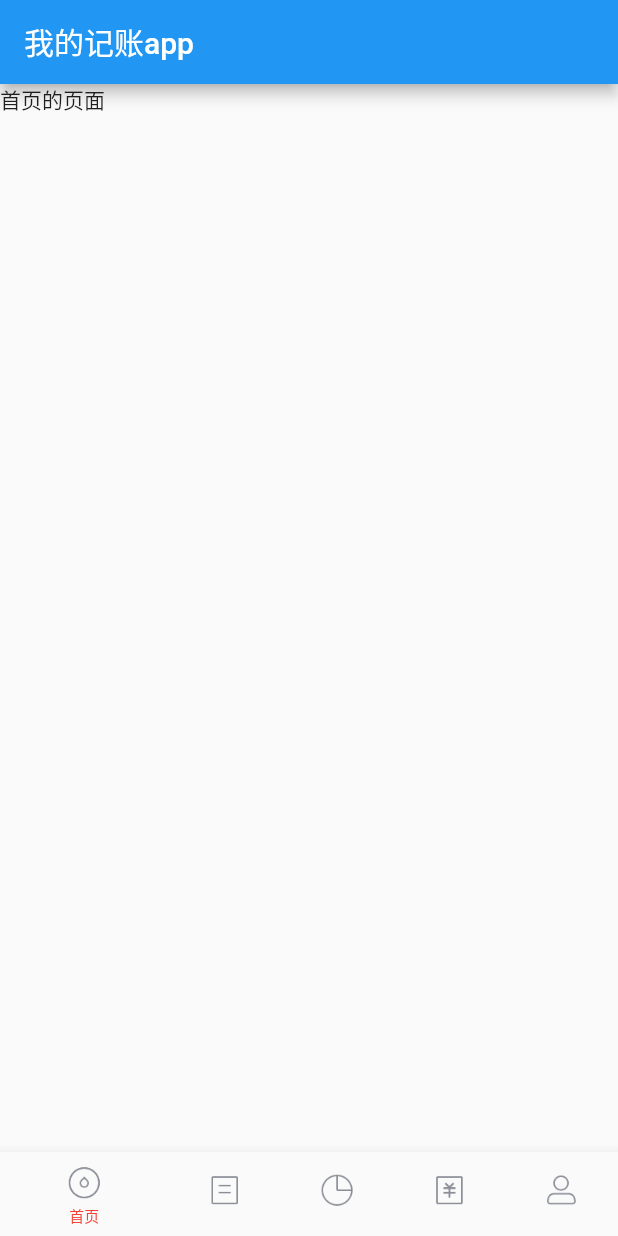
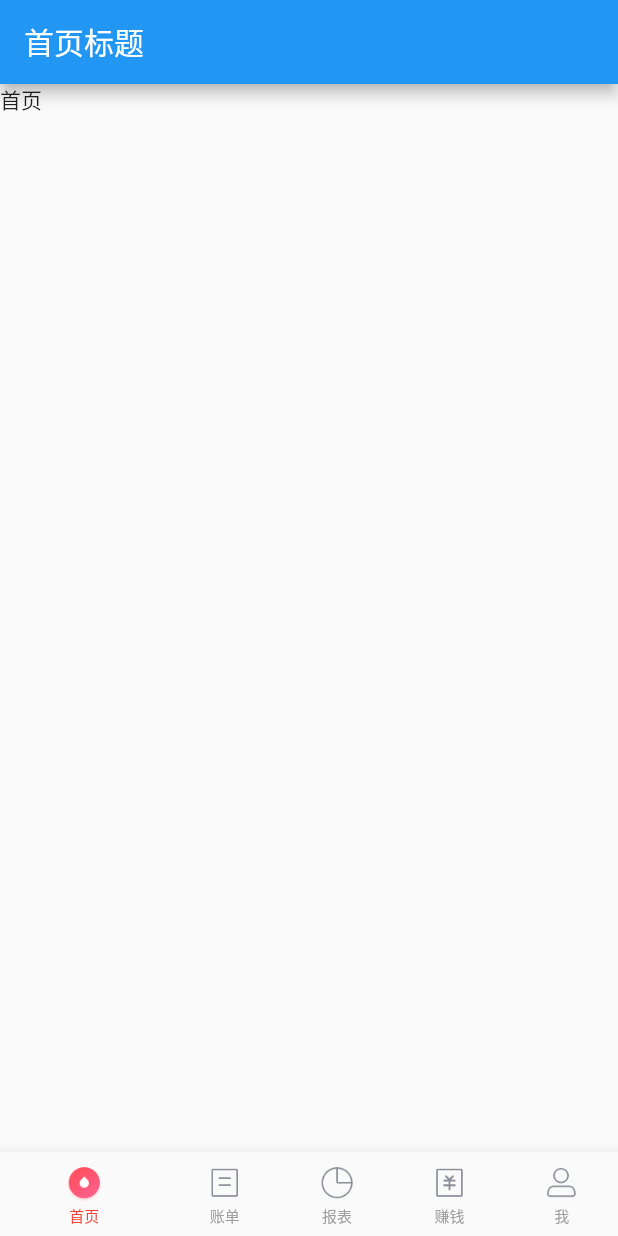
Before and after one commit to git45016683/FlowAccountBook, a Flutter app: the screen it shows after launch, on a phone screen of 412 x 824 dp. Run offline on Flutter 3.47's test engine with Material 2 defaults, Android fonts, the light colour scheme and no system bars.

Commit message:
增加页面定义 抽离底部导航栏

```diff
--- a/flowaccountbook/lib/main.dart
+++ b/flowaccountbook/lib/main.dart
@@ -1,42 +1,29 @@
+/*
+ * @Author: your name
+ * @Date: 2021-05-12 00:35:16
+ * @LastEditTime: 2021-05-12 10:42:31
+ * @LastEditors: Please set LastEditors
+ * @Description: In User Settings Edit
+ * @FilePath: \FlowAccountBook\flowaccountbook\lib\main.dart
+ */
 import 'package:flutter/material.dart';
+import './pages/home/home.dart';
+import './pages/bill/bill.dart';
+import './pages/Statistics/Statistics.dart';
+import './pages/invest/invest.dart';
+import './pages/me/me.dart';
+import './navibars/bottomnavibar/bottomNaviBar.dart';
 
 main(List<String> args) {
   return runApp(FAbook());
 }
 
-var _unselectColor = Colors.blueGrey;
-var _selectColor = Colors.red;
-var _selectIconSize = 28.0;
-
-Map<String, List<String>> imageUrlMap = {
-  "首页": [
-    "assets/images/ic_home_nav_property.png",
-    "assets/images/ic_home_nav_property_pressed.png"
-  ],
-  "账单": [
-    "assets/images/ic_home_nav_bill.png",
-    "assets/images/ic_home_nav_bill_pressed.png"
-  ],
-  "报表": [
-    "assets/images/ic_home_nav_chart.png",
-    "assets/images/ic_home_nav_chart_pressed.png"
-  ],
-  "赚钱": [
-    "assets/images/ic_home_nav_finance.png",
-    "assets/images/ic_home_nav_finance_pressed.png"
-  ],
-  "我": [
-    "assets/images/ic_home_nav_me.png",
-    "assets/images/ic_home_nav_me_pressed.png"
-  ],
-};
-
-List test = [
-  Text("首页的页面"),
-  Text("账单的页面"),
-  Text("报表的页面"),
-  Text("赚钱的页面"),
-  Text("我的页面")
+List pageList = [
+  HomePage(),
+  BillPage(),
+  StatisticsPage(),
+  InvestPage(),
+  MePage()
 ];
 
 class FAbook extends StatefulWidget {
@@ -46,88 +33,24 @@ class FAbook extends StatefulWidget {
 
 class _FAbookState extends State<FAbook> {
   int _currentIndex = 0;
+
+  void _onTab(int index) {
+    print(index);
+    setState(() {
+      _currentIndex = index;
+    });
+  }
+
   @override
   Widget build(BuildContext context) {
     return MaterialApp(
         home: Scaffold(
-      appBar: AppBar(
-        title: Text("我的记账app"),
+      body: Container(
+        child: pageList[_currentIndex],
       ),
-      body: Container(
-        child: test[_currentIndex],
-      ),
-      bottomNavigationBar: BottomNavigationBar(
-        onTap: (int index) {
-          print(index);
-          setState(() {
-            _currentIndex = index;
-          });
-        },
-        currentIndex: _currentIndex,
-        selectedItemColor: _selectColor,
-        unselectedItemColor: _unselectColor,
-        selectedFontSize: 10.0,
-        unselectedFontSize: 10.0,
-        unselectedLabelStyle: TextStyle(
-          color: _unselectColor,
-        ),
-        items: <BottomNavigationBarItem>[
-          BottomNavigationBarItem(
-            icon: Image(
-              width: _selectIconSize,
-              height: _selectIconSize,
-              fit: BoxFit.cover,
-              image: AssetImage(
-                imageUrlMap["首页"][0],
-              ),
-            ),
-            label: "首页",
-          ),
-          BottomNavigationBarItem(
-            icon: Image(
-              width: _selectIconSize,
-              height: _selectIconSize,
-              fit: BoxFit.cover,
-              image: AssetImage(
-                imageUrlMap["账单"][0],
-              ),
-            ),
-            label: "账单",
-          ),
-          BottomNavigationBarItem(
-            icon: Image(
-              width: _selectIconSize,
-              height: _selectIconSize,
-              fit: BoxFit.cover,
-              image: AssetImage(
-                imageUrlMap["报表"][0],
-              ),
-            ),
-            label: "报表",
-          ),
-          BottomNavigationBarItem(
-            icon: Image(
-              width: _selectIconSize,
-              height: _selectIconSize,
-              fit: BoxFit.cover,
-              image: AssetImage(
-                imageUrlMap["赚钱"][0],
-              ),
-            ),
-            label: "赚钱",
-          ),
-          BottomNavigationBarItem(
-            icon: Image(
-              width: _selectIconSize,
-              height: _selectIconSize,
-              fit: BoxFit.cover,
-              image: AssetImage(
-                imageUrlMap["我"][0],
-              ),
-            ),
-            label: "我",
-          ),
-        ],
+      bottomNavigationBar: BottomNaviBar(
+        curIndex: _currentIndex,
+        onMyTab: _onTab,
       ),
     ));
   }
--- /dev/null
+++ b/flowaccountbook/lib/navibars/bottomnavibar/bottomNaviBar.dart
@@ -0,0 +1,82 @@
+/*
+ * @Author: icemaple
+ * @Date: 2021-05-12 09:44:12
+ * @LastEditTime: 2021-05-12 10:54:24
+ * @LastEditors: Please set LastEditors
+ * @Description: In User Settings Edit
+ * @FilePath: \FlowAccountBook\flowaccountbook\lib\navibars\bottomNaviBar.dart
+ */
+
+import 'package:flutter/material.dart';
+
+var _unselectColor = Colors.grey;
+var _selectColor = Colors.red;
+var _selectIconSize = 28.0;
+Map<String, List<String>> imageUrlMap = {
+  "首页": [
+    "assets/images/ic_home_nav_property.png",
+    "assets/images/ic_home_nav_property_pressed.png"
+  ],
+  "账单": [
+    "assets/images/ic_home_nav_bill.png",
+    "assets/images/ic_home_nav_bill_pressed.png"
+  ],
+  "报表": [
+    "assets/images/ic_home_nav_chart.png",
+    "assets/images/ic_home_nav_chart_pressed.png"
+  ],
+  "赚钱": [
+    "assets/images/ic_home_nav_finance.png",
+    "assets/images/ic_home_nav_finance_pressed.png"
+  ],
+  "我": [
+    "assets/images/ic_home_nav_me.png",
+    "assets/images/ic_home_nav_me_pressed.png"
+  ],
+};
+
+class BottomNaviBar extends StatelessWidget {
+  final int curIndex;
+  final Function onMyTab;
+
+  BottomNaviBar({Key key, this.curIndex, this.onMyTab}) : super(key: key);
+
+  @override
+  Widget build(BuildContext context) {
+    return BottomNavigationBar(
+      onTap: onMyTab,
+      currentIndex: curIndex,
+      selectedItemColor: _selectColor,
+      unselectedItemColor: _unselectColor,
+      selectedFontSize: 10.0,
+      unselectedFontSize: 10.0,
+      showUnselectedLabels: true,
+      items: createBottomNaviBarItem(curIndex),
+    );
+  }
+}
+
+List<BottomNavigationBarItem> createBottomNaviBarItem(curIndex) {
+  List<BottomNavigationBarItem> itemList = List();
+
+  int _index = 0;
+  imageUrlMap.forEach((key, value) {
+    var item = BottomNavigationBarItem(
+      icon: Image(
+        width: _selectIconSize,
+        height: _selectIconSize,
+        fit: BoxFit.cover,
+        image: AssetImage(
+          // imageUrlMap["我"][0],
+          _index == curIndex ? imageUrlMap[key][1] : imageUrlMap[key][0],
+        ),
+      ),
+      label: key,
+    );
+
+    itemList.add(item);
+    _index++;
+  });
+
+  return itemList;
+}
--- /dev/null
+++ b/flowaccountbook/lib/pages/home/home.dart
@@ -0,0 +1,27 @@
+/*
+ * @Author: icemaple
+ * @Date: 2021-05-12 09:02:25
+ * @LastEditTime: 2021-05-12 09:24:40
+ * @LastEditors: Please set LastEditors
+ * @Description: In User Settings Edit
+ * @FilePath: \FlowAccountBook\flowaccountbook\lib\pages\home\home.dart
+ */
+
+import 'package:flutter/material.dart';
+
+class HomePage extends StatefulWidget {
+  @override
+  _HomePageState createState() => _HomePageState();
+}
+
+class _HomePageState extends State<HomePage> {
+  @override
+  Widget build(BuildContext context) {
+    return Scaffold(
+      appBar: AppBar(
+        title: Text("首页标题"),
+      ),
+      body: Text("首页"),
+    );
+  }
+}
```
Also changed, not shown: flowaccountbook/lib/pages/Statistics/Statistics.dart (added, +27 -0 lines), flowaccountbook/lib/pages/bill/bill.dart (added, +27 -0 lines), flowaccountbook/lib/pages/invest/invest.dart (added, +27 -0 lines), flowaccountbook/lib/pages/me/me.dart (added, +27 -0 lines).
